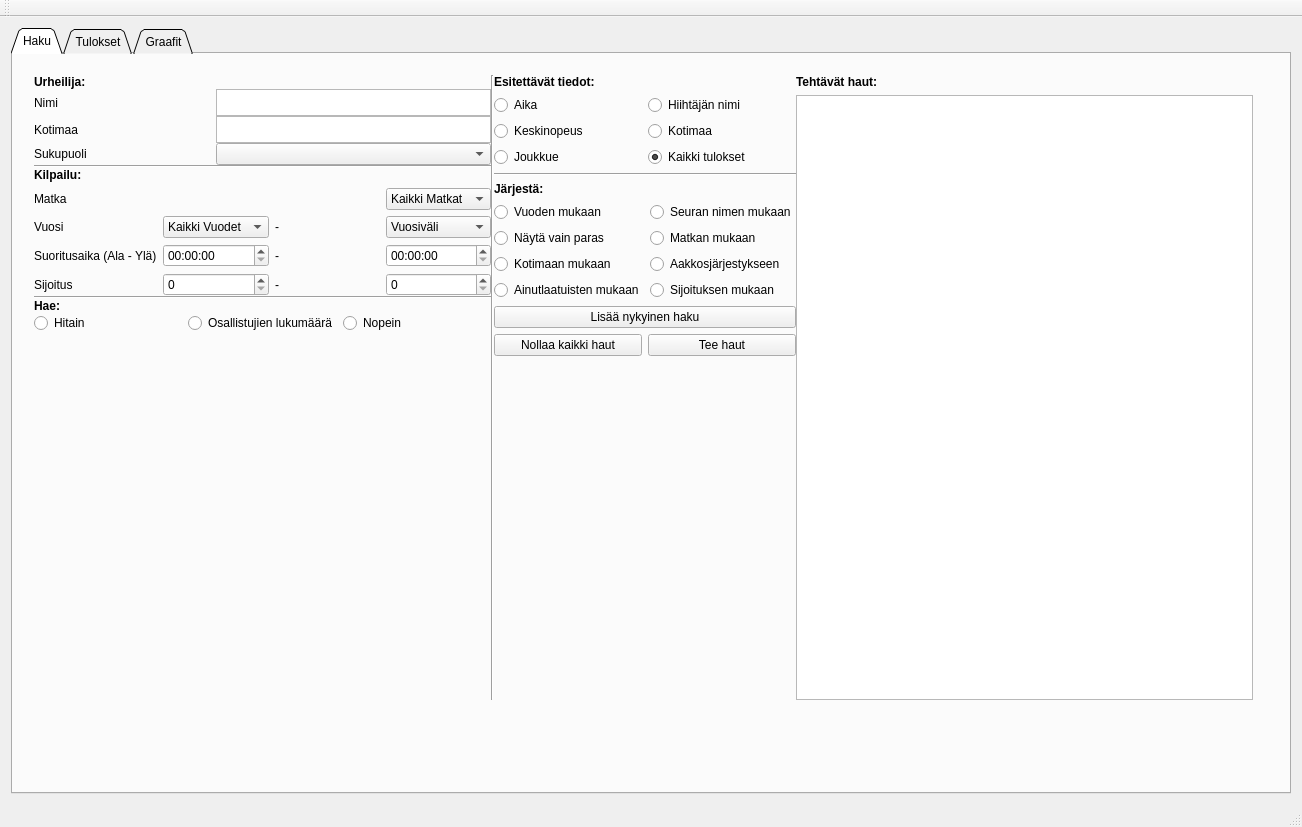
First picture: the form in App/UI/finlandia.ui, repository vikidi/Finlandia-Hiihto-Visual, before the edit.
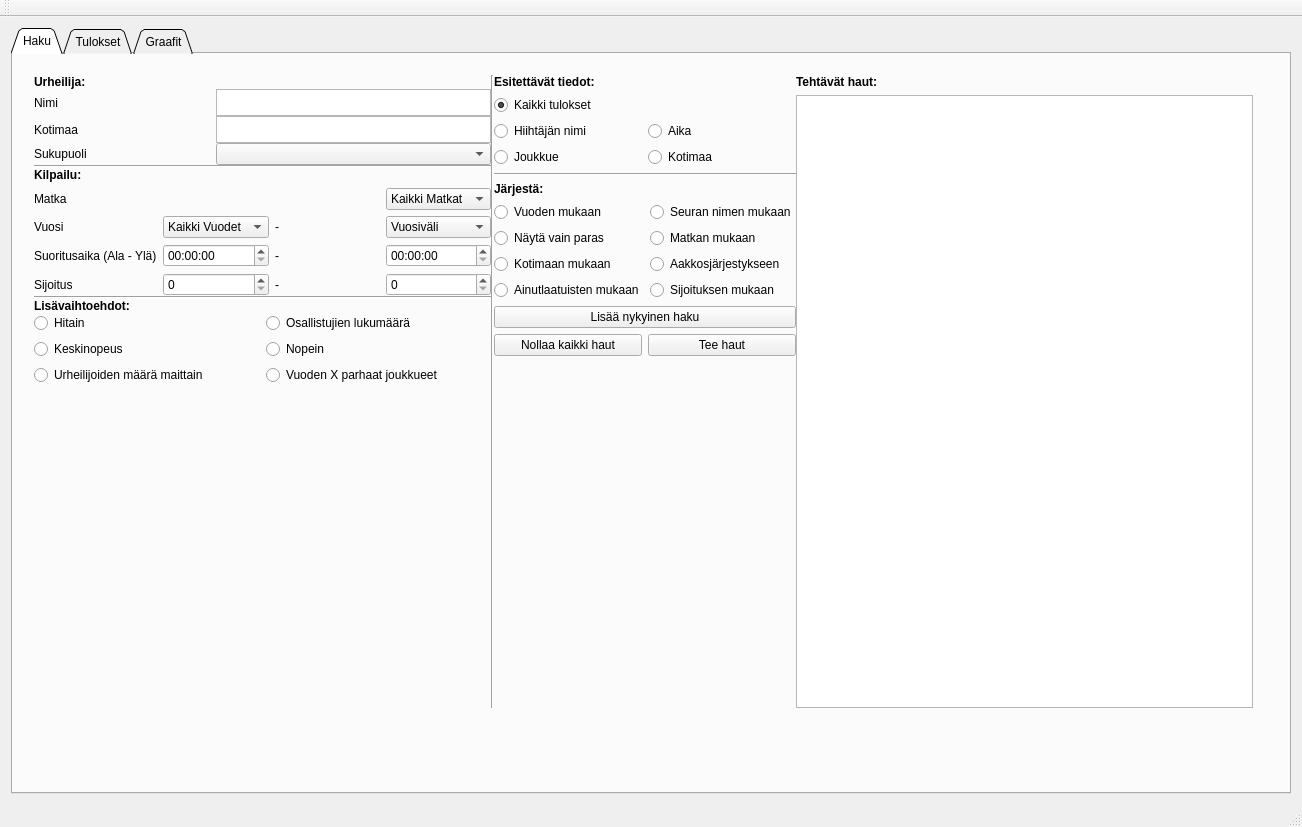
Second picture: the form after the edit. The open tabs and pages were chosen to show the change. Custom widgets are drawn as their Qt base class.

Commit message: fastest, slowest, average_time, number of participants(nationvice), best teams of year X connected to ui

The edit to the form file:
```diff
--- a/App/UI/finlandia.ui
+++ b/App/UI/finlandia.ui
@@ -213,7 +213,30 @@
             <layout class="QHBoxLayout" name="horizontalLayout_21">
              <item>
               <layout class="QGridLayout" name="gridLayout_4">
-               <item row="0" column="2">
+               <item row="0" column="1">
+                <widget class="QRadioButton" name="haeOsalMaarRP">
+                 <property name="text">
+                  <string>Osallistujien lukumäärä</string>
+                 </property>
+                 <property name="autoExclusive">
+                  <bool>false</bool>
+                 </property>
+                 <attribute name="buttonGroup">
+                  <string notr="true">HaeButtons</string>
+                 </attribute>
+                </widget>
+               </item>
+               <item row="1" column="0">
+                <widget class="QRadioButton" name="keskinopeusRP">
+                 <property name="text">
+                  <string>Keskinopeus</string>
+                 </property>
+                 <attribute name="buttonGroup">
+                  <string notr="true">HaettavaTietoButtons</string>
+                 </attribute>
+                </widget>
+               </item>
+               <item row="1" column="1">
                 <widget class="QRadioButton" name="haeNopeinRP">
                  <property name="text">
                   <string>Nopein</string>
@@ -239,13 +262,17 @@
                  </attribute>
                 </widget>
                </item>
-               <item row="0" column="1">
-                <widget class="QRadioButton" name="haeOsalMaarRP">
+               <item row="2" column="0">
+                <widget class="QRadioButton" name="osall_lkm_maittainRP">
                  <property name="text">
-                  <string>Osallistujien lukumäärä</string>
+                  <string>Urheilijoiden määrä maittain</string>
                  </property>
-                 <property name="autoExclusive">
-                  <bool>false</bool>
+                </widget>
+               </item>
+               <item row="2" column="1">
+                <widget class="QRadioButton" name="vuodenXparhaatRP">
+                 <property name="text">
+                  <string>Vuoden X parhaat joukkueet</string>
                  </property>
                  <attribute name="buttonGroup">
                   <string notr="true">HaeButtons</string>
@@ -265,7 +292,7 @@
               </font>
              </property>
              <property name="text">
-              <string>Hae:</string>
+              <string>Lisävaihtoehdot:</string>
              </property>
             </widget>
            </item>
@@ -1074,18 +1101,21 @@
              </property>
             </widget>
            </item>
+           <item>
+            <widget class="QRadioButton" name="haeKaikkiRP">
+             <property name="text">
+              <string>Kaikki tulokset</string>
+             </property>
+             <property name="checked">
+              <bool>true</bool>
+             </property>
+             <attribute name="buttonGroup">
+              <string notr="true">HaeButtons</string>
+             </attribute>
+            </widget>
+           </item>
            <item>
             <layout class="QHBoxLayout" name="horizontalLayout_11">
-             <item>
-              <widget class="QRadioButton" name="aikaRP">
-               <property name="text">
-                <string>Aika</string>
-               </property>
-               <attribute name="buttonGroup">
-                <string notr="true">HaettavaTietoButtons</string>
-               </attribute>
-              </widget>
-             </item>
              <item>
               <widget class="QRadioButton" name="hiihtajanNimiRP">
                <property name="text">
@@ -1096,38 +1126,21 @@
                </attribute>
               </widget>
              </item>
+             <item>
+              <widget class="QRadioButton" name="aikaRP">
+               <property name="text">
+                <string>Aika</string>
+               </property>
+               <attribute name="buttonGroup">
+                <string notr="true">HaettavaTietoButtons</string>
+               </attribute>
+              </widget>
+             </item>
             </layout>
            </item>
            <item>
             <layout class="QHBoxLayout" name="horizontalLayout_13">
              <item>
-              <widget class="QRadioButton" name="keskinopeusRP">
-               <property name="text">
-                <string>Keskinopeus</string>
-               </property>
-               <attribute name="buttonGroup">
-                <string notr="true">HaettavaTietoButtons</string>
-               </attribute>
-              </widget>
-             </item>
-             <item>
-              <widget class="QRadioButton" name="KotimaaRP">
-               <property name="text">
-                <string>Kotimaa</string>
-               </property>
-               <property name="autoExclusive">
-                <bool>false</bool>
-               </property>
-               <attribute name="buttonGroup">
-                <string notr="true">HaeButtons</string>
-               </attribute>
-              </widget>
-             </item>
-            </layout>
-           </item>
-           <item>
-            <layout class="QHBoxLayout" name="horizontalLayout_5">
-             <item>
               <widget class="QRadioButton" name="haeJoukkueRP">
                <property name="text">
                 <string>Joukkue</string>
@@ -1141,12 +1154,12 @@
               </widget>
              </item>
              <item>
-              <widget class="QRadioButton" name="haeKaikkiRP">
+              <widget class="QRadioButton" name="KotimaaRP">
                <property name="text">
-                <string>Kaikki tulokset</string>
+                <string>Kotimaa</string>
                </property>
-               <property name="checked">
-                <bool>true</bool>
+               <property name="autoExclusive">
+                <bool>false</bool>
                </property>
                <attribute name="buttonGroup">
                 <string notr="true">HaeButtons</string>
```
Left out of the diff: 53 changed lines with no effect on the pictures. The commit also changes 2 other files.
